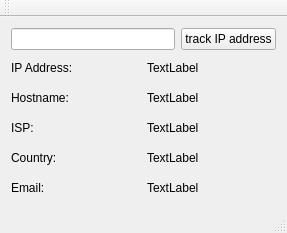
Before: the Qt Designer form mainwindow.ui in fernando0315/IP-Tracker, drawn with Qt 5.
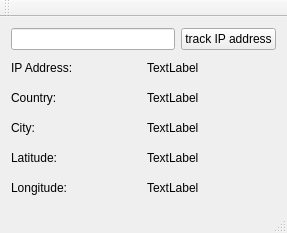
After: the same form once the commit is applied.

```diff
--- a/mainwindow.ui
+++ b/mainwindow.ui
@@ -58,7 +58,7 @@
       <item>
        <widget class="QLabel" name="hostLabel">
         <property name="text">
-         <string>Hostname:</string>
+         <string>Country:</string>
         </property>
        </widget>
       </item>
@@ -76,7 +76,7 @@
       <item>
        <widget class="QLabel" name="ISPLabel">
         <property name="text">
-         <string>ISP:</string>
+         <string>City:</string>
         </property>
        </widget>
       </item>
@@ -94,7 +94,7 @@
       <item>
        <widget class="QLabel" name="countryLabel">
         <property name="text">
-         <string>Country:</string>
+         <string>Latitude:</string>
         </property>
        </widget>
       </item>
@@ -109,15 +109,15 @@
     </item>
     <item>
      <layout class="QHBoxLayout" name="horizontalLayout_6">
-      <item>
-       <widget class="QLabel" name="emailLabelResp">
-        <property name="text">
-         <string>Email:</string>
-        </property>
-       </widget>
-      </item>
       <item>
        <widget class="QLabel" name="emailLabel">
+        <property name="text">
+         <string>Longitude:</string>
+        </property>
+       </widget>
+      </item>
+      <item>
+       <widget class="QLabel" name="emailRespLabel">
         <property name="text">
          <string>TextLabel</string>
         </property>
```
